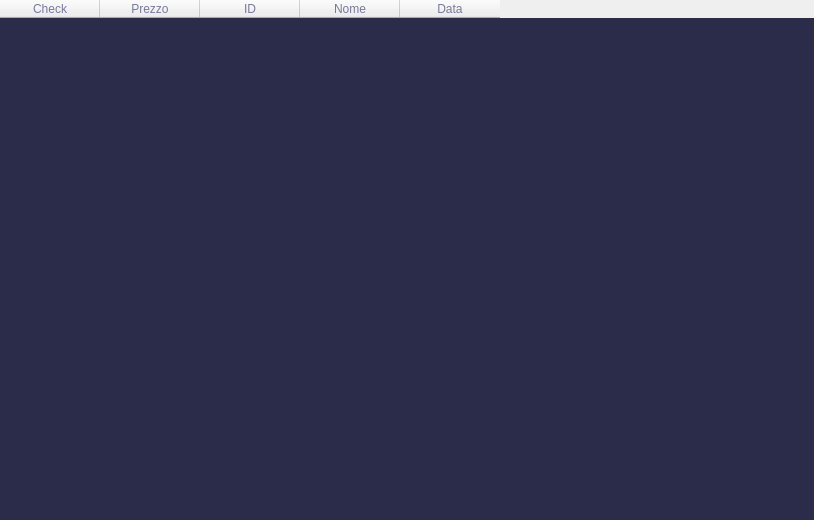
LeonUrsu/NegozioDellUsato-ExamIS, file NegozioDelUsatoPython/MVC/View/ClienteProprietarioViews/IMieiDatiView.ui: the form before one commit.
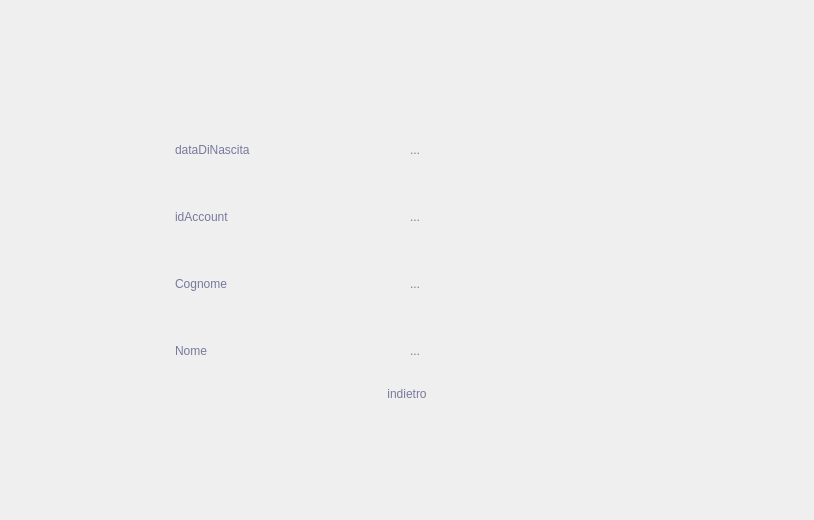
The form after the commit.

```diff
--- a/NegozioDelUsatoPython/MVC/View/ClienteProprietarioViews/IMieiDatiView.ui
+++ b/NegozioDelUsatoPython/MVC/View/ClienteProprietarioViews/IMieiDatiView.ui
@@ -20,80 +20,16 @@
 border: none;
 }
 
-#firstWidget, #frame_2, #frame_5{
-	background-color: #2a2c49;
-}
 
-#mainBody,#Form{
-	background-color: #1a1f39;
-}
-
-QLineEdit{
-	background-color:transparent;
-}
-
-#searchFrame, QLineEdit{
-	border-radius: 10px;
-	border: 2px solid #78799c;
-}
-
-#appHeader{
-	color:#78799c;
-}
-
-#prodottiHeader{
-	color:  #a06ce3;
-}
-
-#avantiarw{
-	border: 1px solid #a06ce3;
-	background-color: #a06ce3 ;
-	border-radius: 5px;
-	
-}
-
-#finestreSecondarie{
-	background-color: #2a2c49;
-	border: solid;
-	border-radius: 20px;
-}
-
-QLabel{
-	color:#78799c;
-}
 
 #mainFrame{
 	background-color: #2a2c49;
 }
 
-#homeBtn{
-	color:#78799c;
-	background-color:#1a1f39;
-	padding : 10px 5px;
-	text-align:left;
-	border-top-left-radius:25px;
-}
 
-QPushButton{
-	padding : 10px 5px;
-	text-align:left;
-	color:#78799c;
-	font: 10pt &quot;Leelawadee UI&quot;;
-}
 
 
-#frame_3{
-	background-color:#2a2c49;
-	border: solid;
-	border-radius: 20px;
-}
-QTableWidget{
-	background-color:#2a2c49;
-	border: solid;
-}
-#leftMenu,#frame{
-background-color: #2a2c49;
-}
+
 </string>
   </property>
   <layout class="QHBoxLayout" name="horizontalLayout">
@@ -111,65 +47,134 @@
    </property>
    <item>
     <widget class="QFrame" name="frame_11">
+     <property name="maximumSize">
+      <size>
+       <width>500</width>
+       <height>300</height>
+      </size>
+     </property>
      <property name="frameShape">
       <enum>QFrame::StyledPanel</enum>
      </property>
      <property name="frameShadow">
       <enum>QFrame::Raised</enum>
      </property>
-     <layout class="QHBoxLayout" name="horizontalLayout_14">
-      <property name="spacing">
-       <number>0</number>
-      </property>
-      <property name="leftMargin">
-       <number>0</number>
-      </property>
-      <property name="topMargin">
-       <number>0</number>
-      </property>
-      <property name="rightMargin">
-       <number>0</number>
-      </property>
-      <property name="bottomMargin">
-       <number>0</number>
-      </property>
+     <layout class="QVBoxLayout" name="verticalLayout">
       <item>
-       <widget class="QTableWidget" name="tableWidget_2">
-        <column>
-         <property name="text">
-          <string>Check</string>
-         </property>
-         <property name="toolTip">
-          <string notr="true"/>
-         </property>
-         <property name="background">
-          <color>
-           <red>170</red>
-           <green>170</green>
-           <blue>255</blue>
-          </color>
-         </property>
-        </column>
-        <column>
-         <property name="text">
-          <string>Prezzo</string>
-         </property>
-        </column>
-        <column>
-         <property name="text">
-          <string>ID</string>
-         </property>
-        </column>
-        <column>
-         <property name="text">
-          <string>Nome</string>
-         </property>
-        </column>
-        <column>
-         <property name="text">
-          <string>Data</string>
-         </property>
-        </column>
+       <widget class="QFrame" name="dataDiNascita">
+        <property name="frameShape">
+         <enum>QFrame::StyledPanel</enum>
+        </property>
+        <property name="frameShadow">
+         <enum>QFrame::Raised</enum>
+        </property>
+        <layout class="QHBoxLayout" name="horizontalLayout_3">
+         <item>
+          <widget class="QLabel" name="dataDiNascita_2">
+           <property name="maximumSize">
+            <size>
+             <width>16777215</width>
+             <height>16777215</height>
+            </size>
+           </property>
+           <property name="text">
+            <string>dataDiNascita</string>
+           </property>
+          </widget>
+         </item>
+         <item>
+          <widget class="QLabel" name="dataDiNascitaDaIns">
+           <property name="text">
+            <string>...</string>
+           </property>
+          </widget>
+         </item>
+        </layout>
+       </widget>
+      </item>
+      <item>
+       <widget class="QFrame" name="idAccount">
+        <property name="frameShape">
+         <enum>QFrame::StyledPanel</enum>
+        </property>
+        <property name="frameShadow">
+         <enum>QFrame::Raised</enum>
+        </property>
+        <layout class="QHBoxLayout" name="horizontalLayout_4">
+         <item>
+          <widget class="QLabel" name="label_5">
+           <property name="text">
+            <string>idAccount</string>
+           </property>
+          </widget>
+         </item>
+         <item>
+          <widget class="QLabel" name="idAccountDaIns">
+           <property name="text">
+            <string>...</string>
+           </property>
+          </widget>
+         </item>
+        </layout>
+       </widget>
+      </item>
+      <item>
+       <widget class="QFrame" name="cognome">
+        <property name="frameShape">
+         <enum>QFrame::StyledPanel</enum>
+        </property>
+        <property name="frameShadow">
+         <enum>QFrame::Raised</enum>
+        </property>
+        <layout class="QHBoxLayout" name="horizontalLayout_6">
+         <item>
+          <widget class="QLabel" name="label_9">
+           <property name="text">
+            <string>Cognome</string>
+           </property>
+          </widget>
+         </item>
+         <item>
+          <widget class="QLabel" name="cognomeDaIns">
+           <property name="text">
+            <string>...</string>
+           </property>
+          </widget>
+         </item>
+        </layout>
+       </widget>
+      </item>
+      <item>
+       <widget class="QFrame" name="nome">
+        <property name="frameShape">
+         <enum>QFrame::StyledPanel</enum>
+        </property>
+        <property name="frameShadow">
+         <enum>QFrame::Raised</enum>
+        </property>
+        <layout class="QHBoxLayout" name="horizontalLayout_2">
+         <item>
+          <widget class="QLabel" name="label">
+           <property name="text">
+            <string>Nome</string>
+           </property>
+          </widget>
+         </item>
+         <item>
+          <widget class="QLabel" name="nomeDaIns">
+           <property name="text">
+            <string>...</string>
+           </property>
+          </widget>
+         </item>
+        </layout>
+       </widget>
+      </item>
+      <item>
+       <widget class="QPushButton" name="indietroBtn">
+        <property name="text">
+         <string>indietro</string>
+        </property>
        </widget>
       </item>
      </layout>
```
